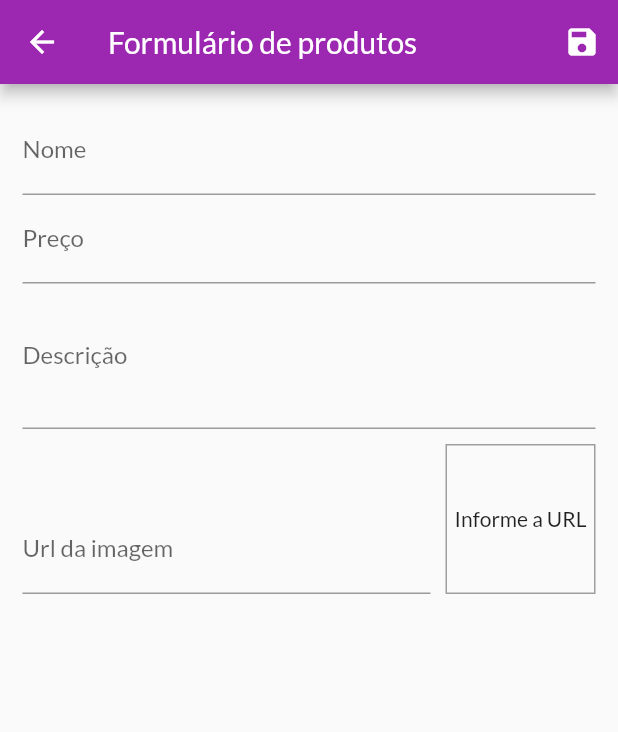
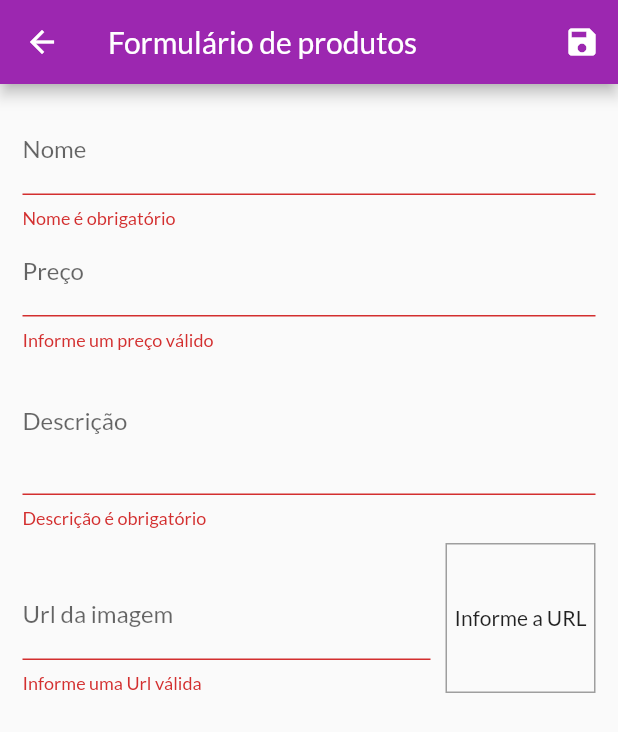
Before and after one commit to Okamael/shop, a Flutter app: the ProductFormPage screen opened by its route, after a tap on the "save" icon, on a phone screen of 412 x 824 dp. Shown: the top 732 px of the screen. Run offline on Flutter 3.47's test engine with Material 2 defaults, Android fonts, the phone set to English and light mode, and no system bars; missing offline and left inert: dart:ffi; network calls fail.

```diff
--- a/lib/pages/product_form_page.dart
+++ b/lib/pages/product_form_page.dart
@@ -1,8 +1,7 @@
-import 'dart:ffi';
-import 'dart:math';
-
 import 'package:flutter/material.dart';
+import 'package:provider/provider.dart';
 import 'package:shop/models/product.dart';
+import 'package:shop/models/product_list.dart';
 
 class ProductFormPage extends StatefulWidget {
   const ProductFormPage({super.key});
@@ -38,6 +37,14 @@ class _ProductFormPageState extends State<ProductFormPage> {
     setState(() {});
   }
 
+  bool isValidImageUrl(String url) {
+    bool isValidUrl = Uri.tryParse(url)?.hasAbsolutePath ?? false;
+    bool endsWithFile = url.toLowerCase().endsWith('.png') ||
+        url.toLowerCase().endsWith('.jpg') ||
+        url.toLowerCase().endsWith('.jpeg');
+    return isValidUrl && endsWithFile;
+  }
+
   void _submitForm() {
     final isValid = _formKey.currentState?.validate() ?? false;
 
@@ -46,16 +53,28 @@ class _ProductFormPageState extends State<ProductFormPage> {
     }
 
     _formKey.currentState?.save();
-    final newProduct = Product(
-        id: Random().nextDouble().toString(),
-        name: _formData['name'] as String,
-        description: _formData['description'] as String,
-        price: _formData['price'] as double,
-        imageUrl: _formData['imageUrl'] as String);
 
-    print(newProduct.id);
-    print(newProduct.name);
-    print(newProduct.imageUrl);
+    Provider.of<ProductList>(context, listen: false).saveProduct(_formData);
+    Navigator.of(context).pop();
+  }
+
+  @override
+  void didChangeDependencies() {
+    super.didChangeDependencies();
+    if (_formData.isEmpty) {
+      final arg = ModalRoute.of(context)?.settings.arguments;
+
+      if (arg != null) {
+        final product = arg as Product;
+        _formData['id'] = product.id;
+        _formData['name'] = product.name;
+        _formData['description'] = product.description;
+        _formData['price'] = product.price;
+        _formData['imageUrl'] = product.imageUrl;
+
+        _imageUrlController.text = product.imageUrl;
+      }
+    }
   }
 
   @override
@@ -72,14 +91,27 @@ class _ProductFormPageState extends State<ProductFormPage> {
             child: ListView(
               children: [
                 TextFormField(
+                  initialValue: _formData['name']?.toString(),
                   decoration: InputDecoration(labelText: 'Nome'),
                   textInputAction: TextInputAction.next,
                   onFieldSubmitted: (value) {
                     FocusScope.of(context).requestFocus(_priceFocous);
                   },
                   onSaved: (name) => _formData['name'] = name ?? '',
+                  validator: (_name) {
+                    final name = _name ?? '';
+                    if (name.trim().isEmpty) {
+                      return 'Nome é obrigatório';
+                    }
+                    if (name.trim().length < 3) {
+                      return 'Nome precisa no mínimo 3 letras.';
+                    }
+
+                    return null;
+                  },
                 ),
                 TextFormField(
+                  initialValue: _formData['price']?.toString(),
                   decoration: InputDecoration(labelText: 'Preço'),
                   textInputAction: TextInputAction.next,
                   focusNode: _priceFocous,
@@ -91,8 +123,18 @@ class _ProductFormPageState extends State<ProductFormPage> {
                   onFieldSubmitted: (value) {
                     FocusScope.of(context).requestFocus(_descriptionFocus);
                   },
+                  validator: (_price) {
+                    final priceString = _price ?? '';
+                    final price = double.tryParse(priceString) ?? -1;
+
+                    if (price <= 0) {
+                      return 'Informe um preço válido';
+                    }
+                    return null;
+                  },
                 ),
                 TextFormField(
+                  initialValue: _formData['description']?.toString(),
                   decoration: InputDecoration(labelText: 'Descrição'),
                   textInputAction: TextInputAction.next,
                   keyboardType: TextInputType.multiline,
@@ -100,6 +142,17 @@ class _ProductFormPageState extends State<ProductFormPage> {
                       _formData['description'] = description ?? '',
                   maxLines: 3,
                   focusNode: _descriptionFocus,
+                  validator: (_description) {
+                    final description = _description ?? '';
+                    if (description.trim().isEmpty) {
+                      return 'Descrição é obrigatório';
+                    }
+                    if (description.trim().length < 10) {
+                      return 'Nome precisa no mínimo 10 letras.';
+                    }
+
+                    return null;
+                  },
                 ),
                 Row(
                   crossAxisAlignment: CrossAxisAlignment.end,
@@ -114,6 +167,13 @@ class _ProductFormPageState extends State<ProductFormPage> {
                         focusNode: _imageUrlFocus,
                         controller: _imageUrlController,
                         onFieldSubmitted: (value) => _submitForm(),
+                        validator: (_imageUrl) {
+                          final imageUrl = _imageUrl ?? '';
+                          if (!isValidImageUrl(imageUrl)) {
+                            return 'Informe uma Url válida';
+                          }
+                          return null;
+                        },
                       ),
                     ),
                     Container(
```
Also changed, not shown: lib/components/product_item.dart (+28 -2 lines), lib/models/product_list.dart (+35 -0 lines).
